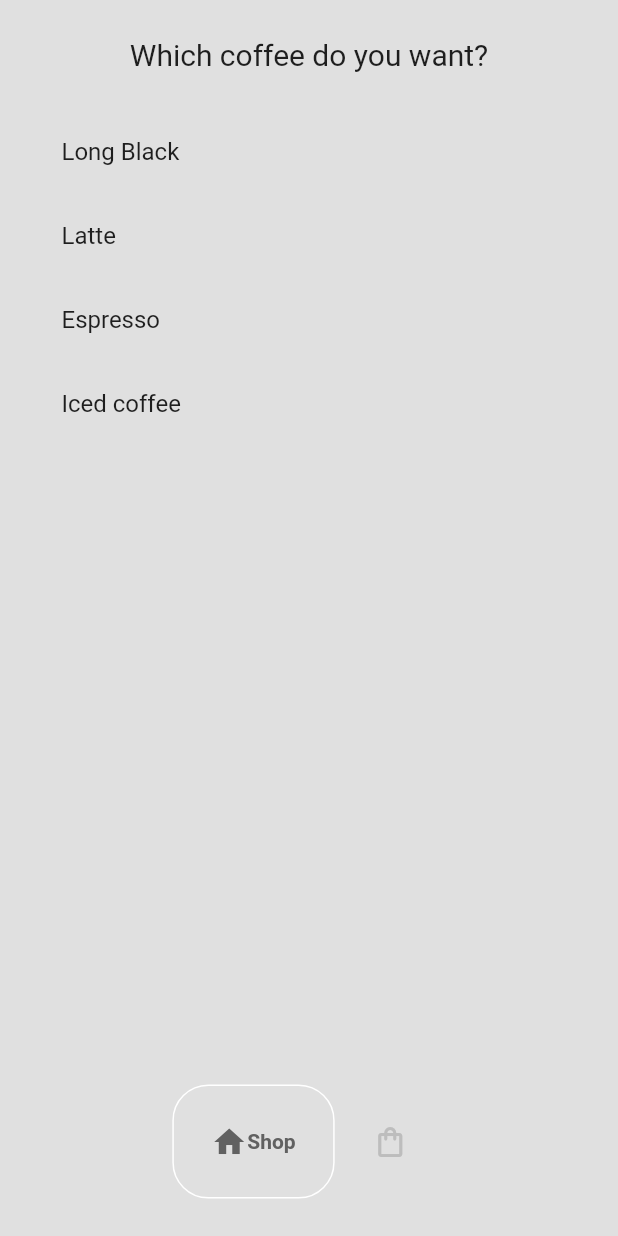
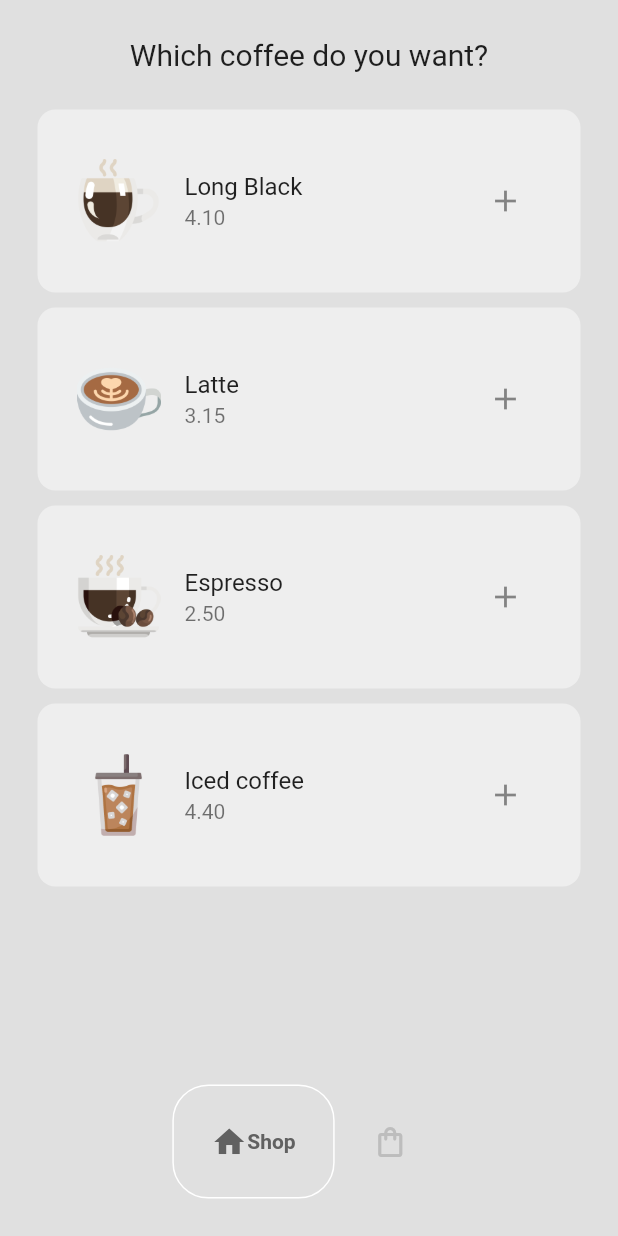
Before and after one commit to VladDB/coffee_shop_app, a Flutter app: the screen it shows after launch, on a phone screen of 412 x 824 dp. Run offline on Flutter 3.47's test engine with Material 2 defaults, Android fonts, the phone set to English and light mode, and no system bars; drawn by our look-alikes of google_nav_bar.

Commit message:
fill pages

```diff
--- /dev/null
+++ b/lib/components/coffee_tile.dart
@@ -0,0 +1,34 @@
+import 'package:flutter/material.dart';
+
+import '../models/coffee.dart';
+
+class CoffeeTile extends StatelessWidget {
+  final Coffee coffee;
+  void Function()? onPressed;
+  final Widget icon;
+
+  CoffeeTile(
+      {super.key,
+      required this.coffee,
+      required this.onPressed,
+      required this.icon});
+
+  @override
+  Widget build(BuildContext context) {
+    return Container(
+      decoration: BoxDecoration(
+          color: Colors.grey.shade200, borderRadius: BorderRadius.circular(12)),
+      margin: const EdgeInsets.only(bottom: 10),
+      padding: const EdgeInsets.symmetric(vertical: 25, horizontal: 10),
+      child: ListTile(
+        title: Text(coffee.name),
+        subtitle: Text(coffee.price),
+        leading: Image.asset(coffee.imagePath),
+        trailing: IconButton(
+          icon: icon,
+          onPressed: onPressed,
+        ),
+      ),
+    );
+  }
+}
--- a/lib/models/coffee_shop.dart
+++ b/lib/models/coffee_shop.dart
@@ -7,22 +7,22 @@ class CoffeeShop extends ChangeNotifier {
     Coffee(
       name: 'Long Black',
       price: '4.10',
-      imagePath: 'coffeeIcons/hot-coffee.png'
+      imagePath: 'lib/coffeeIcons/hot-coffee.png'
     ),
     Coffee(
         name: 'Latte',
         price: '3.15',
-        imagePath: 'coffeeIcons/latte.png'
+        imagePath: 'lib/coffeeIcons/latte.png'
     ),
     Coffee(
         name: 'Espresso',
         price: '2.50',
-        imagePath: 'coffeeIcons/expresso.png'
+        imagePath: 'lib/coffeeIcons/expresso.png'
     ),
     Coffee(
         name: 'Iced coffee',
         price: '4.40',
-        imagePath: 'coffeeIcons/iced-coffee.png'
+        imagePath: 'lib/coffeeIcons/iced-coffee.png'
     )
   ];
 
--- a/lib/pages/shop_page.dart
+++ b/lib/pages/shop_page.dart
@@ -1,3 +1,4 @@
+import 'package:coffee_shop_app/components/coffee_tile.dart';
 import 'package:coffee_shop_app/models/coffee_shop.dart';
 import 'package:flutter/material.dart';
 import 'package:provider/provider.dart';
@@ -12,6 +13,17 @@ class ShopPage extends StatefulWidget {
 }
 
 class _ShopPageState extends State<ShopPage> {
+  // add coffee to cart
+  void addToCart(Coffee coffee) {
+    Provider.of<CoffeeShop>(context, listen: false).addItemToCart(coffee);
+
+    showDialog(
+        context: context,
+        builder: (context) => const AlertDialog(
+              title: Text('Successfully added to cart'),
+            ));
+  }
+
   @override
   Widget build(BuildContext context) {
     return Consumer<CoffeeShop>(
@@ -34,8 +46,10 @@ class _ShopPageState extends State<ShopPage> {
                           itemCount: value.coffeeShop.length,
                           itemBuilder: (context, index) {
                             Coffee eachCoffee = value.coffeeShop[index];
-                            return ListTile(
-                              title: Text(eachCoffee.name),
+                            return CoffeeTile(
+                              coffee: eachCoffee,
+                              onPressed: () => addToCart(eachCoffee),
+                              icon: Icon(Icons.add),
                             );
                           }),
                     )
```
Also changed, not shown: lib/pages/cart_page.dart (+56 -1 lines).
